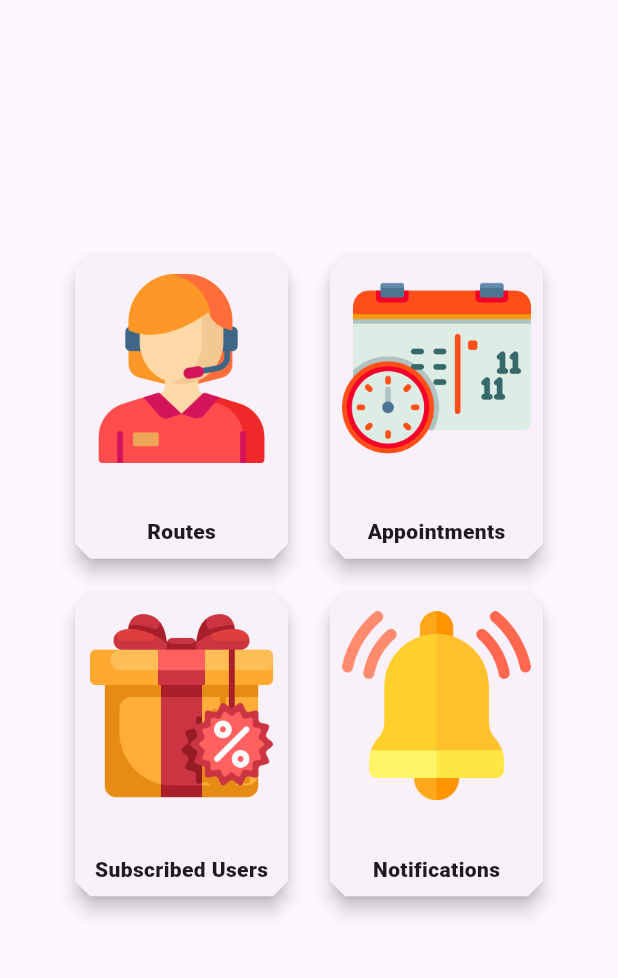
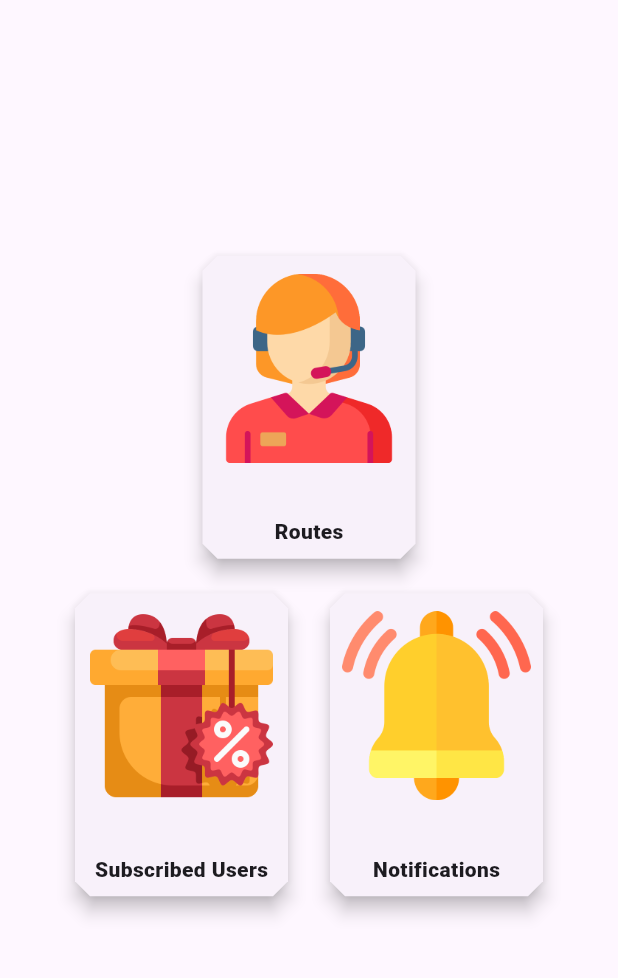
Before and after one commit to fwdAndroid/irish_driving_admin, a Flutter app: the DashboardPage screen opened directly, on a phone screen of 412 x 824 dp, the part 84-1062 px from its top. Run offline on Flutter 3.47's test engine with Material 2 defaults, Android fonts, the phone set to English and light mode, and no system bars; our stand-ins replace cloud_firestore, firebase_auth, firebase_core, webview_flutter; missing offline and left inert: flutter_google_places_hoc081098, google_maps_webservice, place_picker, webview_flutter_android, webview_flutter_wkwebview; accounts and stored records are empty.

Commit message:
Appointment Remove

```diff
--- a/lib/screens/dashboard/dashboard_page.dart
+++ b/lib/screens/dashboard/dashboard_page.dart
@@ -1,6 +1,5 @@
 import 'package:firebase_auth/firebase_auth.dart';
 import 'package:flutter/material.dart';
-import 'package:irish_driving_admin/screens/appointmentpage/user_appointment.dart';
 import 'package:irish_driving_admin/screens/auth_screen/login_screen.dart';
 import 'package:irish_driving_admin/screens/dashboard/routes_page.dart';
 import 'package:irish_driving_admin/screens/dashboard/subscribed_users.dart';
@@ -115,47 +114,6 @@ class _DashboardPageState extends State<DashboardPage> {
                   ),
                 ),
               ),
-              const SizedBox(
-                width: 20,
-              ),
-              // ignore: sized_box_for_whitespace
-              InkWell(
-                onTap: () {
-                  Navigator.push(
-                      context,
-                      MaterialPageRoute(
-                          builder: (builder) => UserAppointment()));
-                },
-                child: Container(
-                  width: 150,
-                  height: 210,
-                  child: Card(
-                    elevation: 5,
-                    shape: BeveledRectangleBorder(
-                      borderRadius: BorderRadius.circular(10.0),
-                    ),
-                    child: Column(
-                      mainAxisAlignment: MainAxisAlignment.end,
-                      children: [
-                        Padding(
-                          padding: const EdgeInsets.all(8.0),
-                          child: Image.asset('assets/deadline.png'),
-                        ),
-                        const SizedBox(
-                          height: 20,
-                        ),
-                        const Padding(
-                          padding: const EdgeInsets.all(8.0),
-                          child: Text(
-                            'Appointments',
-                            style: TextStyle(fontWeight: FontWeight.w800),
-                          ),
-                        )
-                      ],
-                    ),
-                  ),
-                ),
-              )
             ],
           ),
           const SizedBox(
```
Also changed, not shown: lib/screens/appointmentpage/user_appointment.dart (deleted, +0 -49 lines).
